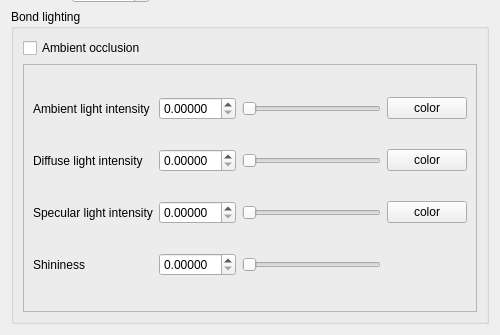
Above: iraspa/iraspagui/appearancebondsform.ui from iRASPA/iRASPA-QT before the change; both pictures show x 0 to 500 and y 288 to 623 of the 500 by 623 pixel window. Below: the same form after it.
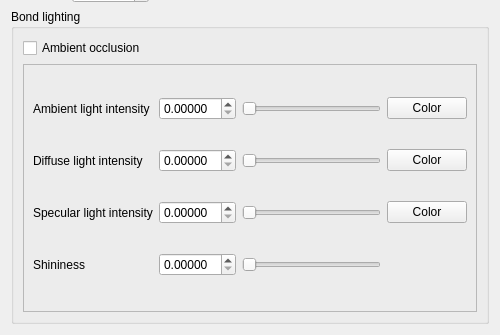
That is the form after the change. Custom widgets are drawn as their Qt base class.

```diff
--- a/iraspa/iraspagui/appearancebondsform.ui
+++ b/iraspa/iraspagui/appearancebondsform.ui
@@ -461,7 +461,7 @@
            <item row="0" column="3">
             <widget class="SelectColorButton" name="bondAmbientColorPushButton">
              <property name="text">
-              <string>color</string>
+              <string>Color</string>
              </property>
             </widget>
            </item>
@@ -482,7 +482,7 @@
            <item row="1" column="3">
             <widget class="SelectColorButton" name="bondDiffuseColorPushButton">
              <property name="text">
-              <string>color</string>
+              <string>Color</string>
              </property>
             </widget>
            </item>
@@ -503,7 +503,7 @@
            <item row="2" column="3">
             <widget class="SelectColorButton" name="bondSpecularColorPushButton">
              <property name="text">
-              <string>color</string>
+              <string>Color</string>
              </property>
             </widget>
            </item>
```
